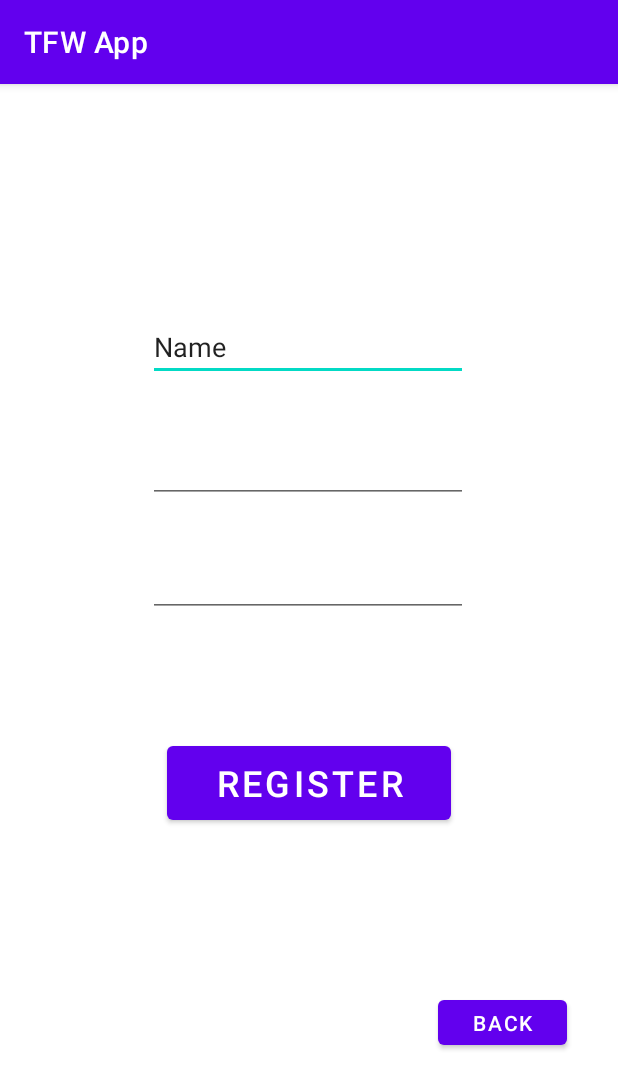
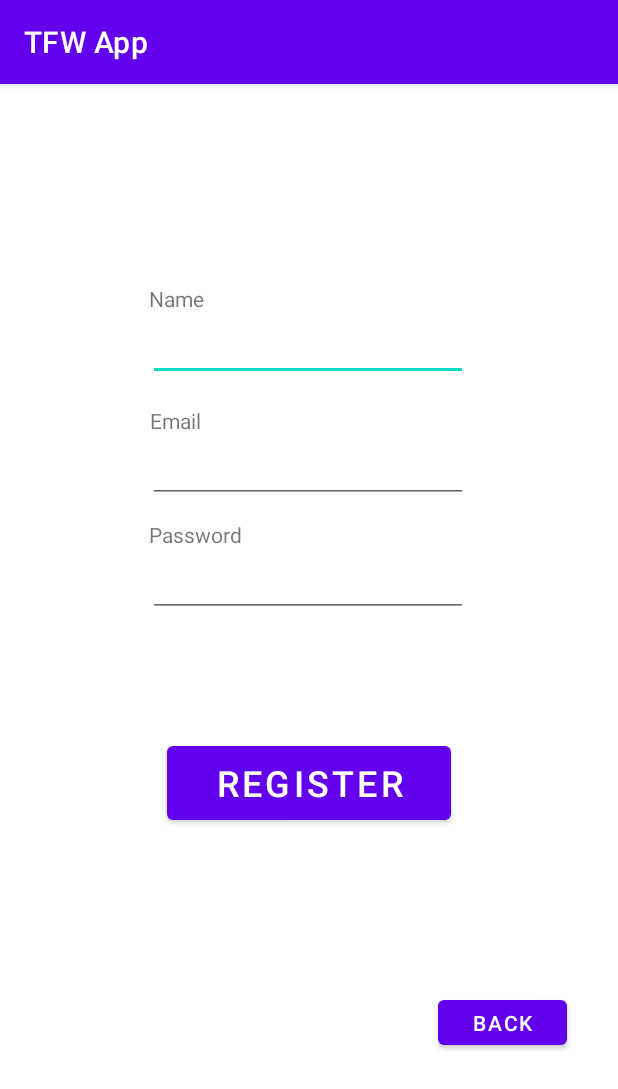
Before and after one commit to alwayzwrightz/TFW_App, an Android app: the RegistrationActivity screen opened directly, with no data from a screen before it, on a phone screen of 412 x 824 dp. Shown: the top 1089 px of the screen. Run offline under Robolectric (Android 15) with nearby library versions, the phone set to English and light mode, and no system bars; our stand-ins replace Firebase (no records; nobody signed in at launch, a user with empty details on screens opened directly).

```diff
--- a/app/src/main/AndroidManifest.xml
+++ b/app/src/main/AndroidManifest.xml
@@ -40,6 +40,7 @@
         <activity android:name=".RegistrationActivity">
             <!-- Parent activity meta-data to support 4.0 and lower -->
             <meta-data
+                android:name="android.support.PARENT_ACTIVITY"
                 android:value=".RegistrationActivity" />
         </activity>
 
--- a/app/src/main/res/layout/activity_registration.xml
+++ b/app/src/main/res/layout/activity_registration.xml
@@ -12,7 +12,6 @@
         android:layout_height="wrap_content"
         android:ems="10"
         android:inputType="textPersonName"
-        android:text="Name"
         app:layout_constraintBottom_toBottomOf="parent"
         app:layout_constraintEnd_toEndOf="parent"
         app:layout_constraintHorizontal_bias="0.497"
@@ -72,4 +71,40 @@
         app:layout_constraintStart_toStartOf="parent"
         app:layout_constraintTop_toBottomOf="@+id/reg_button"
         app:layout_constraintVertical_bias="0.369" />
+
+    <TextView
+        android:id="@+id/Name"
+        android:layout_width="wrap_content"
+        android:layout_height="wrap_content"
+        android:text="Name"
+        app:layout_constraintBottom_toTopOf="@+id/User_Name"
+        app:layout_constraintEnd_toEndOf="parent"
+        app:layout_constraintHorizontal_bias="0.264"
+        app:layout_constraintStart_toStartOf="parent"
+        app:layout_constraintTop_toTopOf="parent"
+        app:layout_constraintVertical_bias="1.0" />
+
+    <TextView
+        android:id="@+id/Email"
+        android:layout_width="wrap_content"
+        android:layout_height="wrap_content"
+        android:text="Email"
+        app:layout_constraintBottom_toTopOf="@+id/EmailAddress"
+        app:layout_constraintEnd_toEndOf="parent"
+        app:layout_constraintHorizontal_bias="0.265"
+        app:layout_constraintStart_toStartOf="parent"
+        app:layout_constraintTop_toBottomOf="@+id/User_Name"
+        app:layout_constraintVertical_bias="1.0" />
+
+    <TextView
+        android:id="@+id/password"
+        android:layout_width="wrap_content"
+        android:layout_height="wrap_content"
+        android:text="Password"
+        app:layout_constraintBottom_toTopOf="@+id/Password"
+        app:layout_constraintEnd_toEndOf="parent"
+        app:layout_constraintHorizontal_bias="0.283"
+        app:layout_constraintStart_toStartOf="parent"
+        app:layout_constraintTop_toBottomOf="@+id/EmailAddress"
+        app:layout_constraintVertical_bias="1.0" />
 </androidx.constraintlayout.widget.ConstraintLayout>
```
